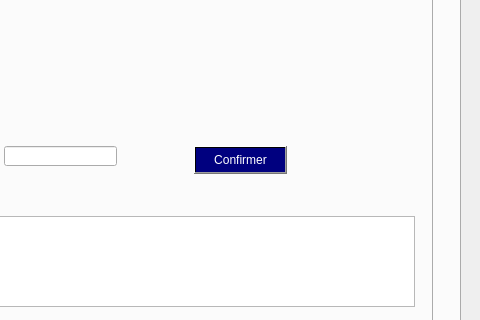
Qt form fourat/mainwindow.ui (fourat8/madsquad) before a commit; both pictures show x 360 to 840 and y 103 to 423 of the 938 by 681 pixel window.
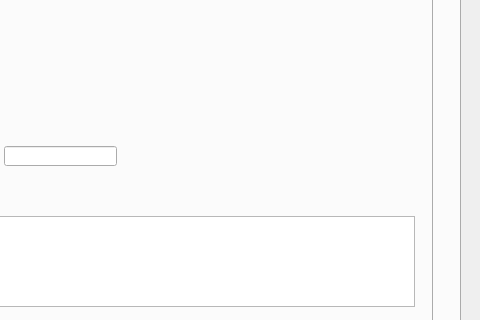
The same form after that commit. The open tabs and pages were chosen to show the change.

Diff of the .ui file:
```diff
--- a/fourat/mainwindow.ui
+++ b/fourat/mainwindow.ui
@@ -657,23 +657,6 @@
          </rect>
         </property>
        </widget>
-       <widget class="QPushButton" name="rechercher_2">
-        <property name="geometry">
-         <rect>
-          <x>530</x>
-          <y>150</y>
-          <width>93</width>
-          <height>28</height>
-         </rect>
-        </property>
-        <property name="styleSheet">
-         <string notr="true">background-color: qlineargradient(spread:pad, x1:0.631, y1:0.420455, x2:1, y2:0, stop:1 rgba(0, 0, 127, 255));
-color: rgb(255, 255, 255);</string>
-        </property>
-        <property name="text">
-         <string>Confirmer</string>
-        </property>
-       </widget>
        <widget class="QTableView" name="tabr2">
         <property name="geometry">
          <rect>
```
Left out of the diff: 21 changed lines with no effect on the pictures.
